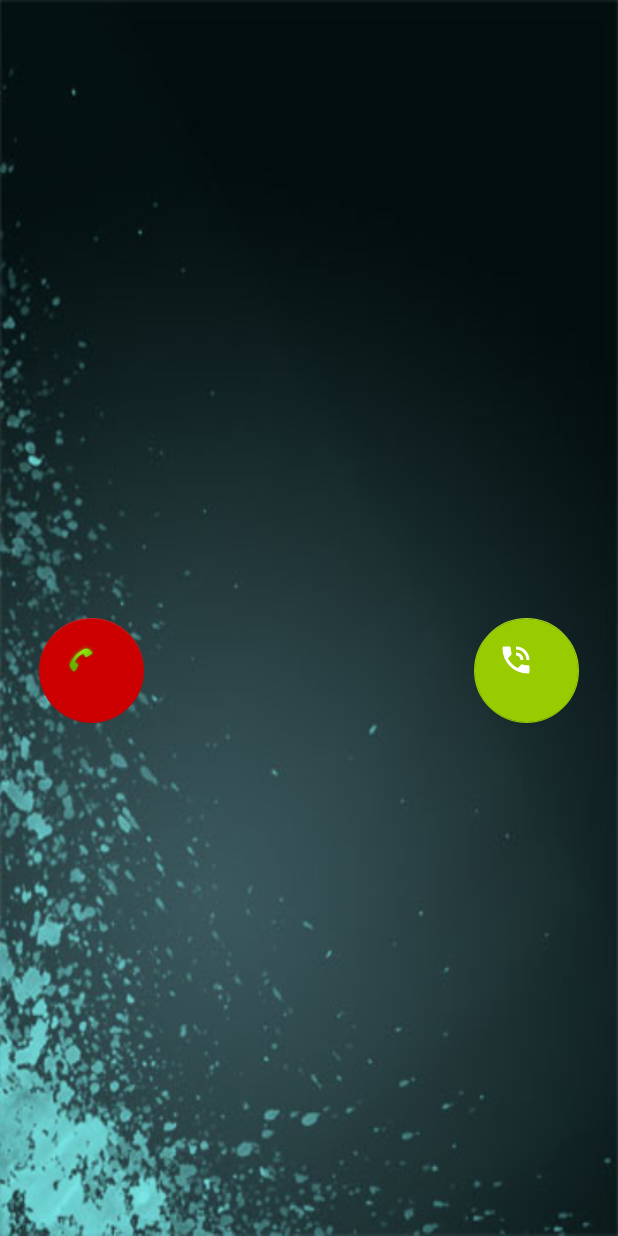
After one commit to VladislavBryukhanov/AuNea-Mobile-Android_Java-FirebaseSDK, an Android app: the VoiceCalling screen opened directly, with no data from a screen before it, on a phone screen of 412 x 824 dp. The commit adds this screen. Run offline under Robolectric (Android 15) with nearby library versions, the phone set to English and light mode, and no system bars; our stand-ins replace Firebase (no records; nobody signed in at launch, a user with empty details on screens opened directly); 2 statements that could not run were skipped.

Commit message:
added realtime push calling intent to second user

```diff
--- a/app/src/main/AndroidManifest.xml
+++ b/app/src/main/AndroidManifest.xml
@@ -46,6 +46,11 @@
         </activity>
         <activity android:name=".Chat" />
         <activity android:name=".ImageViewer" />
+        <activity
+            android:name=".VoiceCalling"
+            android:label="@string/title_activity_voice_calling"
+            android:theme="@style/AppTheme.NoActionBar"
+            android:screenOrientation="portrait"></activity>
     </application>
 
 </manifest>
--- a/app/src/main/java/com/example/nameless/autoupdating/ClientToClient.java
+++ b/app/src/main/java/com/example/nameless/autoupdating/ClientToClient.java
@@ -1,8 +1,9 @@
 package com.example.nameless.autoupdating;
 
+import java.io.Serializable;
 import java.net.InetAddress;
 
-public class ClientToClient {
+public class ClientToClient  implements Serializable {
 
     private String firstUser;
     private String secondUser;
--- a/app/src/main/java/com/example/nameless/autoupdating/ListenVoiceStream.java
+++ b/app/src/main/java/com/example/nameless/autoupdating/ListenVoiceStream.java
@@ -36,7 +36,7 @@ public class ListenVoiceStream {
 
         DatagramPacket packet = new DatagramPacket(buf, buf.length);
         DatagramSocket udpSocket = client.getUdpSocket();
-        udpSocket.setSoTimeout(4000);
+        udpSocket.setSoTimeout(1500);
 
 
         AudioTrack audio = new AudioTrack(AudioManager.STREAM_MUSIC,
--- /dev/null
+++ b/app/src/main/res/layout/activity_voice_calling.xml
@@ -0,0 +1,38 @@
+<?xml version="1.0" encoding="utf-8"?>
+<android.support.design.widget.CoordinatorLayout xmlns:android="http://schemas.android.com/apk/res/android"
+    xmlns:app="http://schemas.android.com/apk/res-auto"
+    xmlns:tools="http://schemas.android.com/tools"
+    android:layout_width="match_parent"
+    android:layout_height="match_parent"
+    android:background="@drawable/grad_spl"
+    tools:context="com.example.nameless.autoupdating.VoiceCalling">
+
+    <include
+        android:id="@+id/include"
+        layout="@layout/content_voice_calling" />
+
+    <android.support.design.widget.FloatingActionButton
+        android:id="@+id/btnAccept"
+        android:layout_width="match_parent"
+        android:layout_height="70dp"
+        android:layout_gravity="bottom|center"
+        android:layout_margin="@dimen/fab_margin"
+        app:backgroundTint="@android:color/holo_green_light"
+        app:fabSize="normal"
+        app:layout_anchor="@+id/include"
+        app:layout_anchorGravity="right|center"
+        app:srcCompat="@android:drawable/stat_sys_speakerphone" />
+
+    <android.support.design.widget.FloatingActionButton
+        android:id="@+id/btnReject"
+        android:layout_width="match_parent"
+        android:layout_height="70dp"
+        android:layout_gravity="bottom|center"
+        android:layout_margin="@dimen/fab_margin"
+        app:backgroundTint="@android:color/holo_red_dark"
+        app:fabSize="normal"
+        app:layout_anchor="@+id/include"
+        app:layout_anchorGravity="left|center"
+        app:srcCompat="@android:drawable/stat_sys_phone_call" />
+
+</android.support.design.widget.CoordinatorLayout>
--- /dev/null
+++ b/app/src/main/res/layout/content_voice_calling.xml
@@ -0,0 +1,11 @@
+<?xml version="1.0" encoding="utf-8"?>
+<android.support.constraint.ConstraintLayout xmlns:android="http://schemas.android.com/apk/res/android"
+    xmlns:app="http://schemas.android.com/apk/res-auto"
+    xmlns:tools="http://schemas.android.com/tools"
+    android:layout_width="match_parent"
+    android:layout_height="match_parent"
+    app:layout_behavior="@string/appbar_scrolling_view_behavior"
+    tools:context="com.example.nameless.autoupdating.VoiceCalling"
+    tools:showIn="@layout/activity_voice_calling">
+
+</android.support.constraint.ConstraintLayout>
--- a/app/src/main/res/menu/dialog_menu.xml
+++ b/app/src/main/res/menu/dialog_menu.xml
@@ -2,6 +2,6 @@
 <menu xmlns:android="http://schemas.android.com/apk/res/android">
     <item android:title="Call"
         android:id="@+id/mCall"></item>
-    <item android:title="Stop Call"
-        android:id="@+id/mStopCall"></item>
+    <!--<item android:title="Search"
+        android:id="@+id/mSearch"></item>-->
 </menu>
--- a/app/src/main/res/values/dimens.xml
+++ b/app/src/main/res/values/dimens.xml
@@ -1,3 +1,3 @@
 <resources>
-    <dimen name="fab_margin">16dp</dimen>
+    <dimen name="fab_margin">26dp</dimen>
 </resources>
--- a/app/src/main/res/values/strings.xml
+++ b/app/src/main/res/values/strings.xml
@@ -4,4 +4,5 @@
     <string name="title_activity_image_viewer">ImageViewer</string>
     <string name="dummy_button">Dummy Button</string>
     <string name="dummy_content">DUMMY\nCONTENT</string>
+    <string name="title_activity_voice_calling">VoiceCalling</string>
 </resources>
```
Also changed, not shown: app/src/main/java/com/example/nameless/autoupdating/Chat.java (+11 -106 lines), app/src/main/java/com/example/nameless/autoupdating/UserList.java (+28 -12 lines), app/src/main/java/com/example/nameless/autoupdating/VoiceCalling.java (added, +290 -0 lines), app/src/main/java/com/example/nameless/autoupdating/WriteVoiceStream.java (+0 -15 lines), app/src/main/res/drawable/grad_spl.jpg (added), app/src/main/res/drawable/grad_splat.jpg (added), 1 other file.
